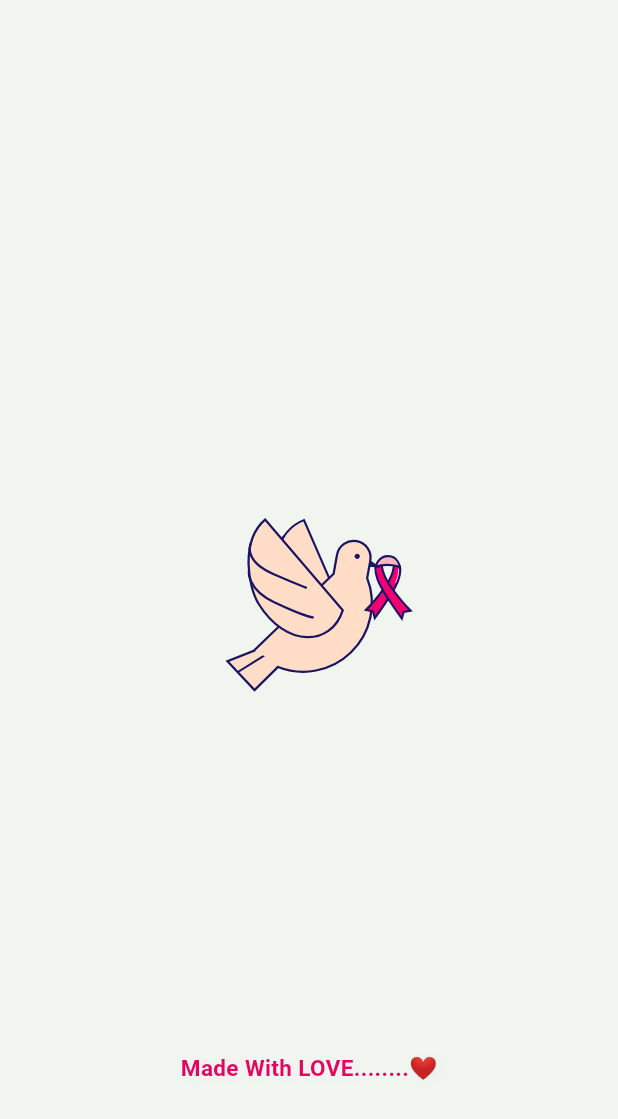
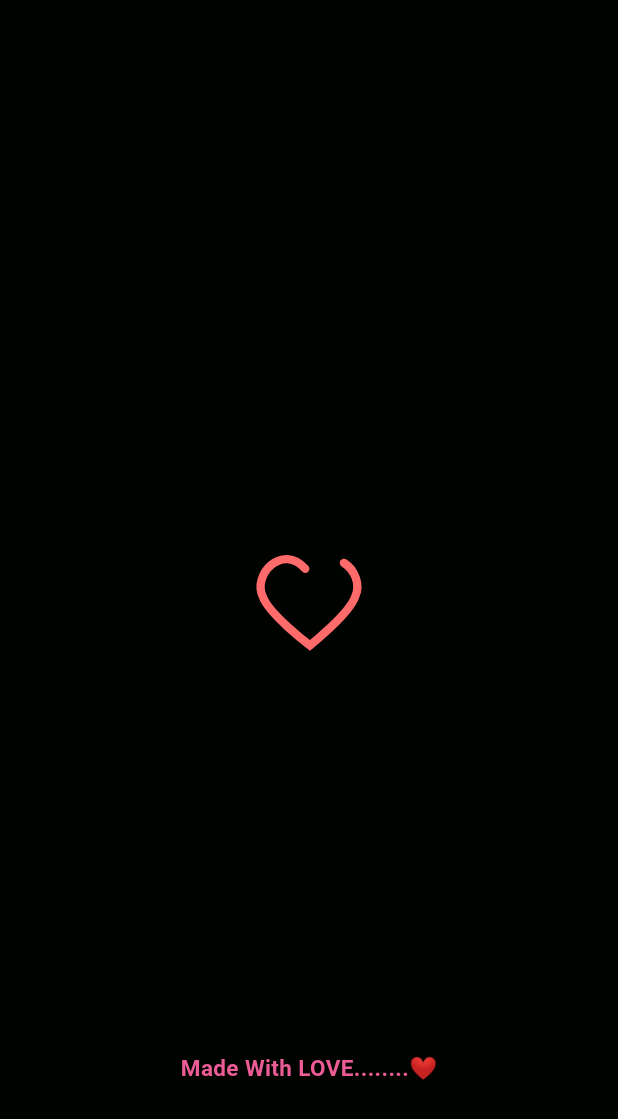
Before and after one commit to Anishaanilkumar/FLUTTER_CANCER.APP, a Flutter app: the screen it shows after launch, on a phone screen of 412 x 824 dp. Shown: the top 1119 px of the screen. Run offline on Flutter 3.47's test engine with Material 3 defaults, Android fonts, the phone set to English and light mode, and no system bars; our stand-ins replace animated_splash_screen, lottie.

Commit message:
changed animation

```diff
--- a/lib/AnimationSplashScreen.dart
+++ b/lib/AnimationSplashScreen.dart
@@ -7,7 +7,7 @@ class AnimationSplashScreen extends StatelessWidget {
   @override
   Widget build(BuildContext context) {
     return Scaffold(
-      backgroundColor: const Color.fromARGB(255, 240, 245, 240),
+      backgroundColor: Color.fromARGB(255, 0, 3, 0),
       body: Center(
         child: Column(
           mainAxisAlignment: MainAxisAlignment.center, // Centers the content vertically
@@ -24,15 +24,15 @@ class AnimationSplashScreen extends StatelessWidget {
               'Made With LOVE........❤',
               style: TextStyle(
                 fontSize: 15, // Adjust font size as needed
-                fontWeight: FontWeight.w600,
-                color: Color.fromARGB(255, 231, 3, 94), // Adjust text color as needed
-                shadows: [
+                fontWeight: FontWeight.bold,
+                color: Color.fromARGB(255, 237, 92, 150), // Adjust text color as needed
+                /*shadows: [
                   Shadow(
                     blurRadius: 10.0,
                     color: Color.fromARGB(255, 241, 238, 238),
                     offset: Offset(2.0, 2.0),
                   ),
-                ],
+                ],*/
               ),
             ),
           ],
```
Also changed, not shown: assets/lottie/Animation.json (+1 -1 lines).
